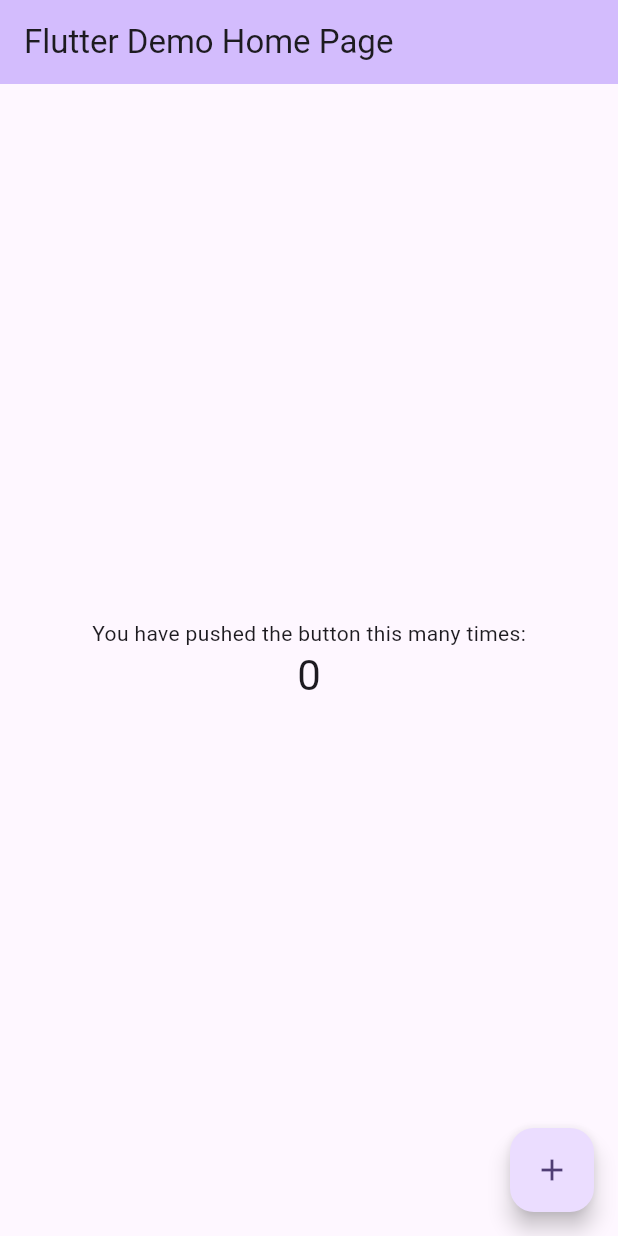
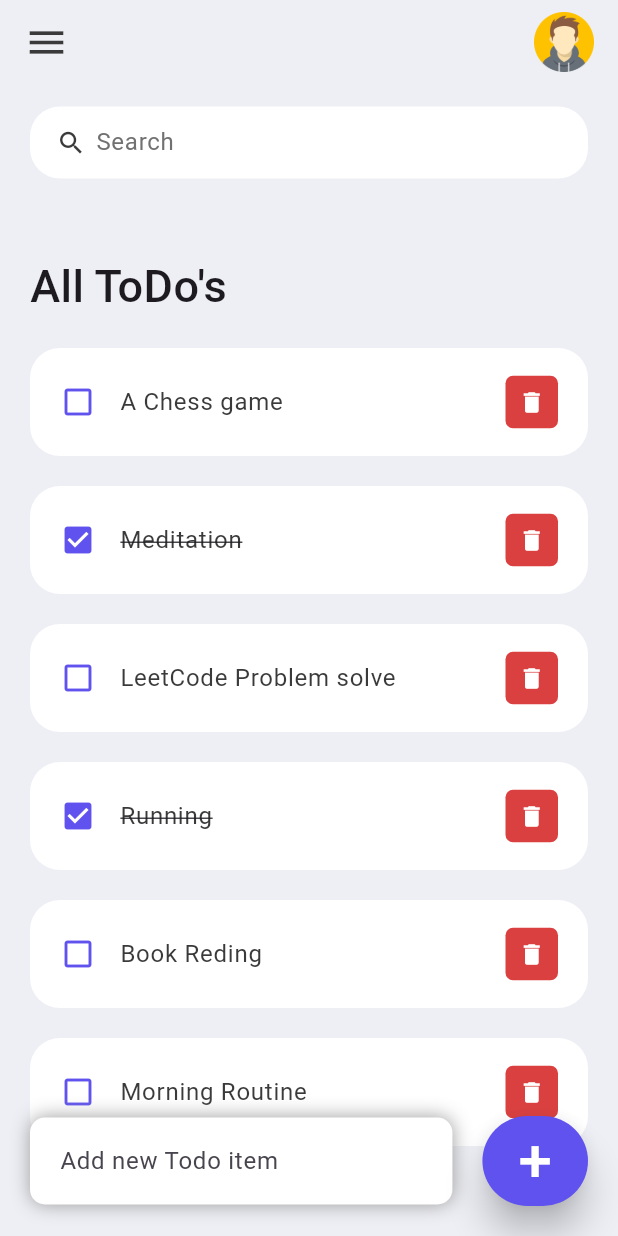
Before and after one commit to gowthamk17/todo, a Flutter app: the screen it shows after launch, on a phone screen of 412 x 824 dp. Run offline on Flutter 3.47's test engine with Material 3 defaults, Android fonts, the light colour scheme and no system bars.

Commit message:
todo app functionalities addee

```diff
--- /dev/null
+++ b/lib/constants/colors.dart
@@ -0,0 +1,9 @@
+import 'package:flutter/material.dart';
+
+const Color tdRed = Color(0xFFDA4040);
+const Color tdBlue = Color(0xFF5F52EE);
+
+const Color tdBlack = Color(0xFF3A3A3A);
+const Color tdGrey = Color(0xFF717171);
+
+const Color tdBGColor = Color(0xFFEEEFF5);
--- a/lib/main.dart
+++ b/lib/main.dart
@@ -1,69 +1,25 @@
 import 'package:flutter/material.dart';
+import 'package:flutter/services.dart';
+import '../screens/home.dart';
 
 void main() {
-  runApp(const MyApp());
+  runApp(const Todo());
 }
 
-class MyApp extends StatelessWidget {
-  const MyApp({super.key});
+class Todo extends StatelessWidget {
+  const Todo({super.key});
 
   @override
   Widget build(BuildContext context) {
+    SystemChrome.setSystemUIOverlayStyle(
+        const SystemUiOverlayStyle(statusBarColor: Colors.transparent));
     return MaterialApp(
-      title: 'Flutter Demo',
+      title: 'Todo App',
       theme: ThemeData(
-        colorScheme: ColorScheme.fromSeed(seedColor: Colors.deepPurple),
         useMaterial3: true,
       ),
-      home: const MyHomePage(title: 'Flutter Demo Home Page'),
+      home: Home(),
+      debugShowCheckedModeBanner: false,
     );
   }
 }
-
-class MyHomePage extends StatefulWidget {
-  const MyHomePage({super.key, required this.title});
-
-  final String title;
-
-  @override
-  State<MyHomePage> createState() => _MyHomePageState();
-}
-
-class _MyHomePageState extends State<MyHomePage> {
-  int _counter = 0;
-
-  void _incrementCounter() {
-    setState(() {
-      _counter++;
-    });
-  }
-
-  @override
-  Widget build(BuildContext context) {
-    return Scaffold(
-      appBar: AppBar(
-        backgroundColor: Theme.of(context).colorScheme.inversePrimary,
-        title: Text(widget.title),
-      ),
-      body: Center(
-        child: Column(
-          mainAxisAlignment: MainAxisAlignment.center,
-          children: <Widget>[
-            const Text(
-              'You have pushed the button this many times:',
-            ),
-            Text(
-              '$_counter',
-              style: Theme.of(context).textTheme.headlineMedium,
-            ),
-          ],
-        ),
-      ),
-      floatingActionButton: FloatingActionButton(
-        onPressed: _incrementCounter,
-        tooltip: 'Increment',
-        child: const Icon(Icons.add),
-      ), // This trailing comma makes auto-formatting nicer for build methods.
-    );
-  }
-}
--- /dev/null
+++ b/lib/models/todo.dart
@@ -0,0 +1,23 @@
+class Todo {
+  String? id;
+  String? todoText;
+  bool isDone;
+
+  Todo({
+    required this.id,
+    required this.todoText,
+    this.isDone = false,
+  });
+
+  static List<Todo> todoList() {
+    return [
+      Todo(id: '1', todoText: "Morning Routine"),
+      Todo(id: '2', todoText: "Book Reding"),
+      Todo(id: '3', todoText: "Running", isDone: true),
+      Todo(id: '4', todoText: "LeetCode Problem solve"),
+      Todo(id: '5', todoText: "Meditation", isDone: true),
+      Todo(id: '6', todoText: "A Chess game"),
+    ];
+  }
+
+}
--- /dev/null
+++ b/lib/screens/home.dart
@@ -0,0 +1,201 @@
+import 'package:flutter/material.dart';
+import 'package:flutter/services.dart';
+import '../models/todo.dart';
+import '../widgets/todo_item.dart';
+import '../constants/colors.dart';
+
+class Home extends StatefulWidget {
+  Home({super.key});
+
+  @override
+  State<Home> createState() => _HomeState();
+}
+
+class _HomeState extends State<Home> {
+  final todoList = Todo.todoList();
+  List<Todo> _filteredList = [];
+  final _todoController = TextEditingController();
+
+  @override
+  void initState() {
+    _filteredList = todoList;
+    super.initState();
+  }
+
+  @override
+  Widget build(BuildContext context) {
+    return Scaffold(
+      backgroundColor: tdBGColor,
+      appBar: _buildAppbar(),
+      body: Stack(
+        children: [
+          Container(
+              padding: const EdgeInsets.symmetric(horizontal: 20, vertical: 15),
+              child: Column(
+                children: [
+                  searchBox(),
+                  Expanded(
+                      child: ListView(
+                    children: [
+                      Container(
+                        margin: const EdgeInsets.only(top: 50, bottom: 20),
+                        child: const Text(
+                          "All ToDo's",
+                          style: TextStyle(
+                            fontSize: 30,
+                            fontWeight: FontWeight.w500,
+                          ),
+                        ),
+                      ),
+                      for (Todo todo in _filteredList.reversed)
+                        TodoItem(
+                          todo: todo,
+                          onTodoChange: _handleTodoChange,
+                          onTodoDelete: _deleteTodoItem,
+                        )
+                    ],
+                  ))
+                ],
+              )),
+          Align(
+            alignment: Alignment.bottomCenter,
+            child: Row(
+              children: [
+                Expanded(
+                  child: Container(
+                    margin:
+                        const EdgeInsets.only(bottom: 20, left: 20, right: 20),
+                    padding:
+                        const EdgeInsets.symmetric(horizontal: 20, vertical: 5),
+                    decoration: BoxDecoration(
+                        color: Colors.white,
+                        borderRadius: BorderRadius.circular(10),
+                        boxShadow: const [
+                          BoxShadow(
+                            color: Colors.grey,
+                            offset: Offset(0.0, 0.0),
+                            blurRadius: 10.0,
+                            spreadRadius: 0.0,
+                          )
+                        ]),
+                    child: TextField(
+                      controller: _todoController,
+                      decoration: const InputDecoration(
+                        hintText: "Add new Todo item",
+                        border: InputBorder.none,
+                      ),
+                    ),
+                  ),
+                ),
+                Container(
+                  margin: const EdgeInsets.only(bottom: 20, right: 20),
+                  child: ElevatedButton(
+                    style: ElevatedButton.styleFrom(
+                      backgroundColor: tdBlue,
+                      minimumSize: const Size(60, 60),
+                      elevation: 10,
+                    ),
+                    onPressed: () {
+                      _addToTodoList(_todoController.text);
+                    },
+                    child: const Text(
+                      "+",
+                      style: TextStyle(fontSize: 40, color: Colors.white),
+                    ),
+                  ),
+                ),
+              ],
+            ),
+          )
+        ],
+      ),
+    );
+  }
+
+  void _handleTodoChange(Todo todo) {
+    setState(() {
+      todo.isDone = !todo.isDone;
+    });
+  }
+
+  void _deleteTodoItem(String id) {
+    setState(() {
+      todoList.removeWhere((item) => item.id == id);
+    });
+  }
+
+  void _addToTodoList(String todo) {
+    setState(() {
+      todoList.add(Todo(
+          id: DateTime.now().millisecondsSinceEpoch.toString(),
+          todoText: todo));
+    });
+    _todoController.clear();
+  }
+
+  void _filterTodoList(String searchWord) {
+    List<Todo> result = [];
+    if (searchWord.isEmpty) {
+      result = todoList;
+    } else {
+      result = todoList
+          .where((item) =>
+              item.todoText!.toLowerCase().contains(searchWord.toLowerCase()))
+          .toList();
+    }
+    setState(() {
+      _filteredList = result;
+    });
+  }
+
+  AppBar _buildAppbar() {
+    return AppBar(
+      backgroundColor: tdBGColor,
+      elevation: 0,
+      title: Row(
+        mainAxisAlignment: MainAxisAlignment.spaceBetween,
+        children: [
+          const Icon(
+            Icons.menu,
+            color: tdBlack,
+            size: 30,
+          ),
+          Container(
+            height: 40,
+            width: 40,
+            child: ClipRRect(
+              child: Image.asset('assets/images/avatar.png'),
+            ),
+          )
+        ],
+      ),
+    );
+  }
+
+  Widget searchBox() {
+    return Container(
+      padding: const EdgeInsets.symmetric(horizontal: 15),
+      decoration: BoxDecoration(
+        color: Colors.white,
+        borderRadius: BorderRadius.circular(20),
+      ),
+      child: TextField(
+        onChanged: (value) => _filterTodoList(value),
+        decoration: const InputDecoration(
+            contentPadding: EdgeInsets.all(0),
+            prefixIcon: Icon(
+              Icons.search,
+              color: tdBlack,
+              size: 20,
+            ),
+            prefixIconConstraints: BoxConstraints(
+              maxHeight: 20,
+              minWidth: 25,
+            ),
+            border: InputBorder.none,
+            hintText: "Search",
+            hintStyle: TextStyle(color: tdGrey)),
+      ),
+    );
+  }
+}
--- /dev/null
+++ b/lib/widgets/todo_item.dart
@@ -0,0 +1,56 @@
+import 'package:flutter/material.dart';
+import '../constants/colors.dart';
+import '../models/todo.dart';
+
+class TodoItem extends StatelessWidget {
+
+  final Todo todo;
+  final onTodoChange;
+  final onTodoDelete;
+
+  const TodoItem({super.key, required this.todo, required this.onTodoChange, required this.onTodoDelete});
+
+  @override
+  Widget build(BuildContext context) {
+    return Container(
+      margin: const EdgeInsets.only(bottom: 20),
+      child: ListTile(
+        onTap: () {
+          onTodoChange(todo);
+        },
+        contentPadding: const EdgeInsets.symmetric(horizontal: 20, vertical: 8),
+        shape: RoundedRectangleBorder(borderRadius: BorderRadius.circular(20)),
+        tileColor: Colors.white,
+        leading: Icon(
+          todo.isDone ? Icons.check_box : Icons.check_box_outline_blank,
+          color: tdBlue,
+        ),
+        title: Text(
+          todo.todoText!,
+          style: TextStyle(
+            fontSize: 16,
+            color: tdBlack,
+            decoration: todo.isDone ? TextDecoration.lineThrough : TextDecoration.none,
+          ),
+        ),
+        trailing: Container(
+          height: 35,
+          width: 35,
+          padding: const EdgeInsets.all(0),
+          decoration: BoxDecoration(
+            color: tdRed,
+            borderRadius: BorderRadius.circular(5),
+          ),
+          child: IconButton(
+            color: Colors.white,
+            iconSize: 18,
+            icon: const Icon(Icons.delete,),
+            onPressed: () {
+              onTodoDelete(todo.id);
+            },
+          ),
+        ),
+      ),
+    );
+  }
+}
```
Also changed, not shown: pubspec.yaml (+4 -66 lines), assets/images/avatar.png (added), 10 other files.
